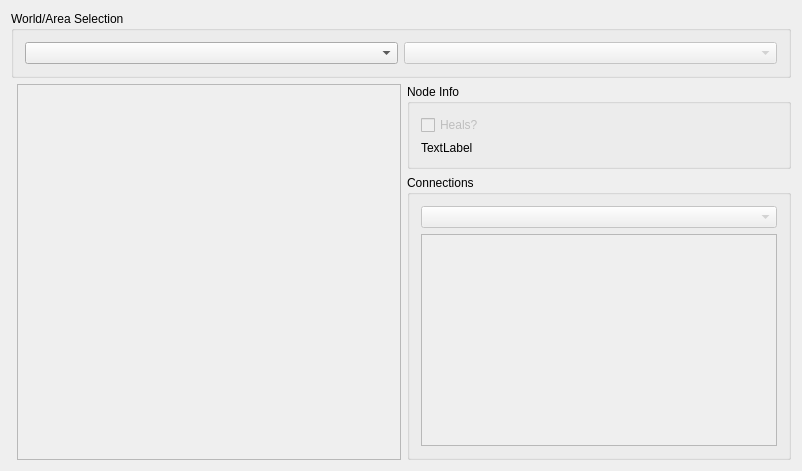
First picture: the form in randovania/gui/data_editor.ui, repository randovania/randovania, before the edit.
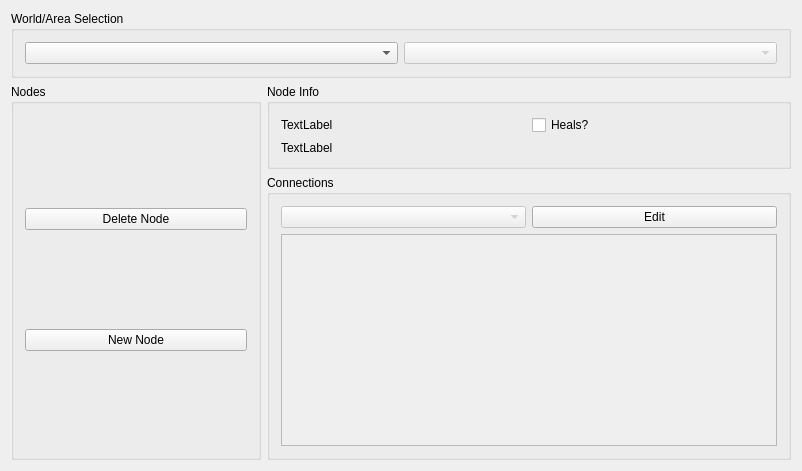
Second picture: the form after the edit.

Commit message: Add initial DataEditorWindow support for edit

Patch:
```diff
--- a/randovania/gui/data_editor.ui
+++ b/randovania/gui/data_editor.ui
@@ -21,7 +21,37 @@
     </size>
    </property>
    <layout class="QGridLayout" name="gridLayout_2">
-    <item row="2" column="2">
+    <item row="1" column="1">
+     <widget class="QGroupBox" name="node_info_group">
+      <property name="title">
+       <string>Node Info</string>
+      </property>
+      <layout class="QGridLayout" name="gridLayout_4">
+       <item row="0" column="1">
+        <widget class="QCheckBox" name="node_heals_check">
+         <property name="text">
+          <string>Heals?</string>
+         </property>
+        </widget>
+       </item>
+       <item row="0" column="0">
+        <widget class="QLabel" name="node_name_label">
+         <property name="text">
+          <string>TextLabel</string>
+         </property>
+        </widget>
+       </item>
+       <item row="1" column="0" colspan="2">
+        <widget class="QLabel" name="node_details_label">
+         <property name="text">
+          <string>TextLabel</string>
+         </property>
+        </widget>
+       </item>
+      </layout>
+     </widget>
+    </item>
+    <item row="2" column="1">
      <widget class="QGroupBox" name="connections_group">
       <property name="title">
        <string>Connections</string>
@@ -29,15 +59,22 @@
       <property name="alignment">
        <set>Qt::AlignLeading|Qt::AlignLeft|Qt::AlignTop</set>
       </property>
-      <layout class="QVBoxLayout" name="verticalLayout_2">
-       <item>
+      <layout class="QGridLayout" name="gridLayout">
+       <item row="0" column="0">
         <widget class="QComboBox" name="other_node_connection_combo">
          <property name="enabled">
           <bool>false</bool>
          </property>
         </widget>
        </item>
-       <item>
+       <item row="0" column="1">
+        <widget class="QPushButton" name="other_node_connection_edit_button">
+         <property name="text">
+          <string>Edit</string>
+         </property>
+        </widget>
+       </item>
+       <item row="1" column="0" colspan="2">
         <widget class="QScrollArea" name="other_node_alternatives_scroll_area">
          <property name="lineWidth">
           <number>4</number>
@@ -50,18 +87,17 @@
            <rect>
             <x>0</x>
             <y>0</y>
-            <width>364</width>
-            <height>237</height>
+            <width>506</width>
+            <height>234</height>
            </rect>
           </property>
-          <layout class="QGridLayout" name="gridLayout_3"/>
          </widget>
         </widget>
        </item>
       </layout>
      </widget>
     </item>
-    <item row="0" column="0" colspan="3">
+    <item row="0" column="0" colspan="2">
      <widget class="QGroupBox" name="world_selection_group">
       <property name="title">
        <string>World/Area Selection</string>
@@ -80,44 +116,29 @@
       </layout>
      </widget>
     </item>
-    <item row="1" column="1" rowspan="2">
-     <widget class="QScrollArea" name="point_of_interest_scroll_area">
-      <property name="widgetResizable">
-       <bool>true</bool>
+    <item row="1" column="0" rowspan="2">
+     <widget class="QGroupBox" name="points_of_interest_group">
+      <property name="maximumSize">
+       <size>
+        <width>250</width>
+        <height>16777215</height>
+       </size>
       </property>
-      <widget class="QWidget" name="scroll_area_widget_contents">
-       <property name="geometry">
-        <rect>
-         <x>0</x>
-         <y>0</y>
-         <width>384</width>
-         <height>371</height>
-        </rect>
-       </property>
-       <layout class="QVBoxLayout" name="verticalLayout"/>
-      </widget>
-     </widget>
-    </item>
-    <item row="1" column="2">
-     <widget class="QGroupBox" name="node_info_group">
       <property name="title">
-       <string>Node Info</string>
+       <string>Nodes</string>
       </property>
-      <layout class="QVBoxLayout" name="verticalLayout_3">
+      <layout class="QVBoxLayout" name="verticalLayout">
        <item>
-        <widget class="QCheckBox" name="node_heals_check">
-         <property name="enabled">
-          <bool>false</bool>
-         </property>
+        <widget class="QPushButton" name="delete_node_button">
          <property name="text">
-          <string>Heals?</string>
+          <string>Delete Node</string>
          </property>
         </widget>
        </item>
        <item>
-        <widget class="QLabel" name="node_details_label">
+        <widget class="QPushButton" name="new_node_button">
          <property name="text">
-          <string>TextLabel</string>
+          <string>New Node</string>
          </property>
         </widget>
        </item>
```
The commit also changes 2 other files.
